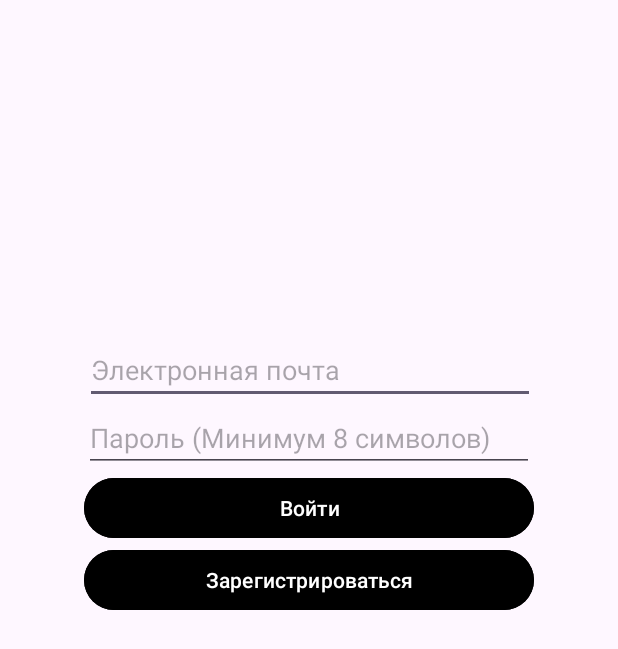
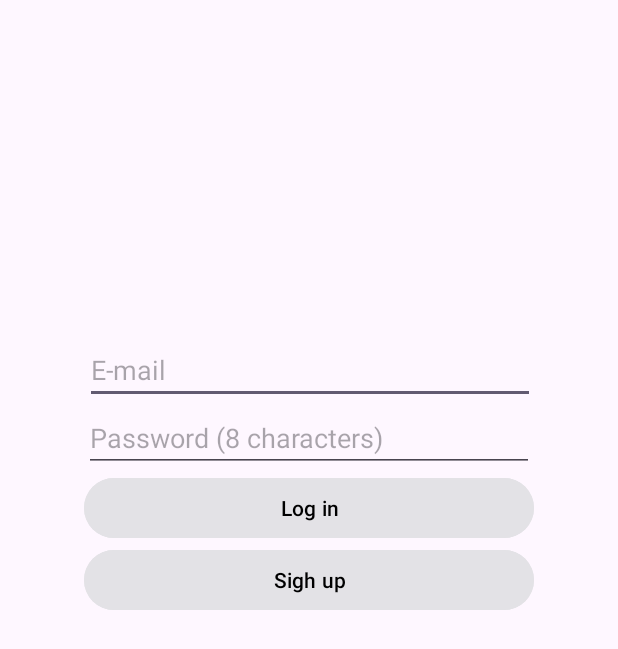
Before and after one commit to 4udiwe/Population-census, an Android app: the screen it shows after launch (RegistrationActivity), on a phone screen of 412 x 824 dp. Shown: the top 649 px of the screen. Run offline under Robolectric (Android 15) with nearby library versions, the phone set to English and light mode, and no system bars; our stand-ins replace Firebase (no records; nobody signed in at launch, a user with empty details on screens opened directly).

Commit message:
иконки, цвета

```diff
--- a/app/build.gradle.kts
+++ b/app/build.gradle.kts
@@ -9,7 +9,7 @@ android {
 
     defaultConfig {
         applicationId = "com.example.populationcensus"
-        minSdk = 34
+        minSdk = 24
         targetSdk = 34
         versionCode = 1
         versionName = "1.0"
--- a/app/src/main/AndroidManifest.xml
+++ b/app/src/main/AndroidManifest.xml
@@ -6,9 +6,9 @@
         android:allowBackup="true"
         android:dataExtractionRules="@xml/data_extraction_rules"
         android:fullBackupContent="@xml/backup_rules"
-        android:icon="@mipmap/ic_launcher"
+        android:icon="@drawable/baseline_account_circle_24"
         android:label="@string/app_name"
-        android:roundIcon="@mipmap/ic_launcher_round"
+        android:roundIcon="@drawable/baseline_account_circle_24"
         android:supportsRtl="true"
         android:theme="@style/Theme.PopulationCensus"
         tools:targetApi="31">
--- a/app/src/main/res/layout/edit_user.xml
+++ b/app/src/main/res/layout/edit_user.xml
@@ -93,7 +93,7 @@
                 android:layout_width="0dp"
                 android:layout_height="match_parent"
                 android:layout_weight="100"
-                android:background="@android:color/system_on_background_dark"
+                android:background="@color/button_gray"
                 android:gravity="center_horizontal|center_vertical"
                 android:text="Cancel" />
 
@@ -102,7 +102,7 @@
                 android:layout_width="0dp"
                 android:layout_height="match_parent"
                 android:layout_weight="100"
-                android:background="@android:color/system_on_background_dark"
+                android:background="@color/button_gray"
                 android:gravity="center_horizontal|center_vertical"
                 android:text="Apply changes" />
 
--- a/app/src/main/res/layout/fragment_login.xml
+++ b/app/src/main/res/layout/fragment_login.xml
@@ -13,9 +13,8 @@
         android:layout_height="wrap_content"
         android:layout_marginTop="224dp"
         android:ems="10"
-        android:hint="Электронная почта"
+        android:hint="E-mail"
         android:inputType="text"
-        android:textColor="@color/black"
         app:layout_constraintEnd_toEndOf="parent"
         app:layout_constraintHorizontal_bias="0.504"
         app:layout_constraintStart_toStartOf="parent"
@@ -23,42 +22,35 @@
 
     <EditText
         android:id="@+id/passwordEditText"
-        app:layout_constraintEnd_toEndOf="parent"
-        app:layout_constraintStart_toStartOf="parent"
-        app:layout_constraintTop_toBottomOf="@+id/emailEditText"
         android:layout_width="300dp"
         android:layout_height="wrap_content"
         android:ems="10"
-        android:hint="Пароль (Минимум 8 символов)"
+        android:hint="Password (8 characters)"
         android:inputType="text"
-        android:textColor="@color/black"
-        tools:layout_editor_absoluteX="44dp"
-        tools:layout_editor_absoluteY="266dp" />
+        app:layout_constraintEnd_toEndOf="parent"
+        app:layout_constraintStart_toStartOf="parent"
+        app:layout_constraintTop_toBottomOf="@+id/emailEditText" />
 
     <Button
         android:id="@+id/loginButton"
+        android:layout_width="300dp"
+        android:layout_height="wrap_content"
+        android:backgroundTint="@color/button_gray"
+        android:text="Log in"
+        android:textColor="@color/black"
         app:layout_constraintEnd_toEndOf="parent"
         app:layout_constraintStart_toStartOf="parent"
-        app:layout_constraintTop_toBottomOf="@+id/passwordEditText"
-        android:layout_width="300dp"
-        android:layout_height="wrap_content"
-        android:backgroundTint="@color/black"
-        android:text="Войти"
-        android:textColor="@color/white"
-        tools:layout_editor_absoluteX="26dp"
-        tools:layout_editor_absoluteY="341dp" />
+        app:layout_constraintTop_toBottomOf="@+id/passwordEditText" />
 
     <Button
         android:id="@+id/signUpButton"
+        android:layout_width="300dp"
+        android:layout_height="wrap_content"
+        android:backgroundTint="@color/button_gray"
+        android:text="Sigh up"
+        android:textColor="@color/black"
         app:layout_constraintEnd_toEndOf="parent"
         app:layout_constraintStart_toStartOf="parent"
-        app:layout_constraintTop_toBottomOf="@+id/loginButton"
-        android:layout_width="300dp"
-        android:layout_height="wrap_content"
-        android:backgroundTint="@color/black"
-        android:text="Зарегистрироваться"
-        android:textColor="@color/white"
-        tools:layout_editor_absoluteX="26dp"
-        tools:layout_editor_absoluteY="452dp" />
+        app:layout_constraintTop_toBottomOf="@+id/loginButton" />
 
 </androidx.constraintlayout.widget.ConstraintLayout>
--- a/app/src/main/res/layout/user_info.xml
+++ b/app/src/main/res/layout/user_info.xml
@@ -71,7 +71,7 @@
             android:layout_width="0dp"
             android:layout_height="42dp"
             android:layout_marginTop="36dp"
-            android:background="@android:color/system_on_background_dark"
+            android:background="@color/button_gray"
             android:gravity="center_horizontal|center_vertical"
             android:text="Back"
             android:textSize="16sp"
--- a/app/src/main/res/values/colors.xml
+++ b/app/src/main/res/values/colors.xml
@@ -2,4 +2,5 @@
 <resources>
     <color name="black">#FF000000</color>
     <color name="white">#FFFFFFFF</color>
+    <color name="button_gray">#E3E2E6</color>
 </resources>
```
Also changed, not shown: app/src/main/res/layout/fragment_profile.xml (+8 -8 lines).
